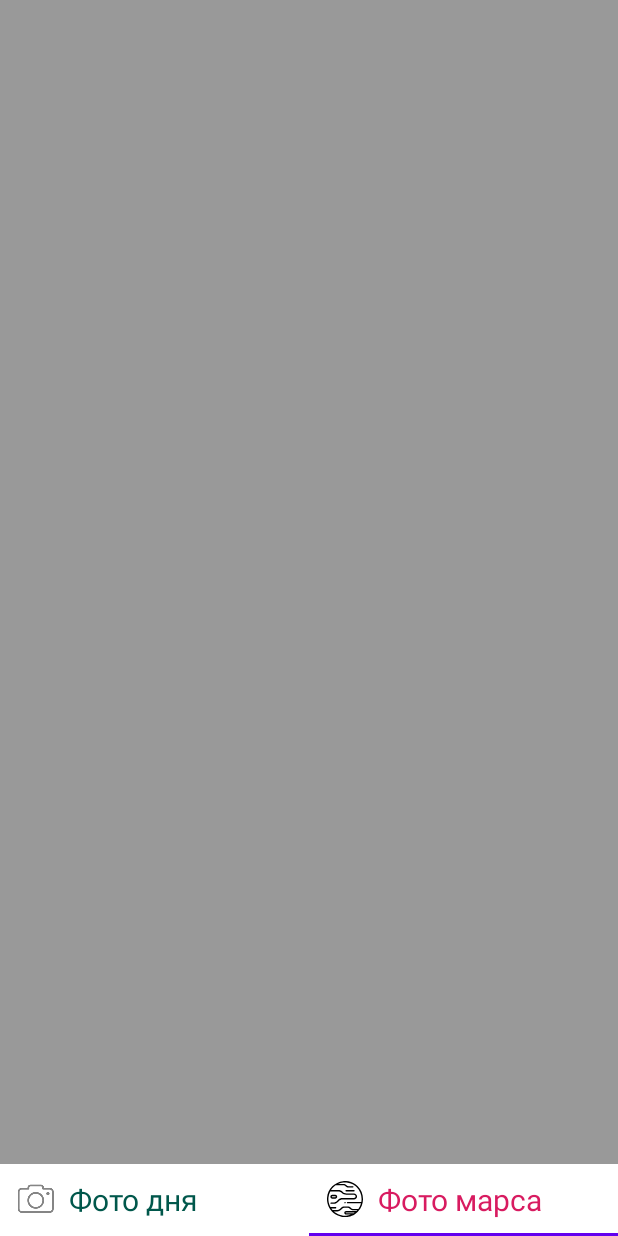
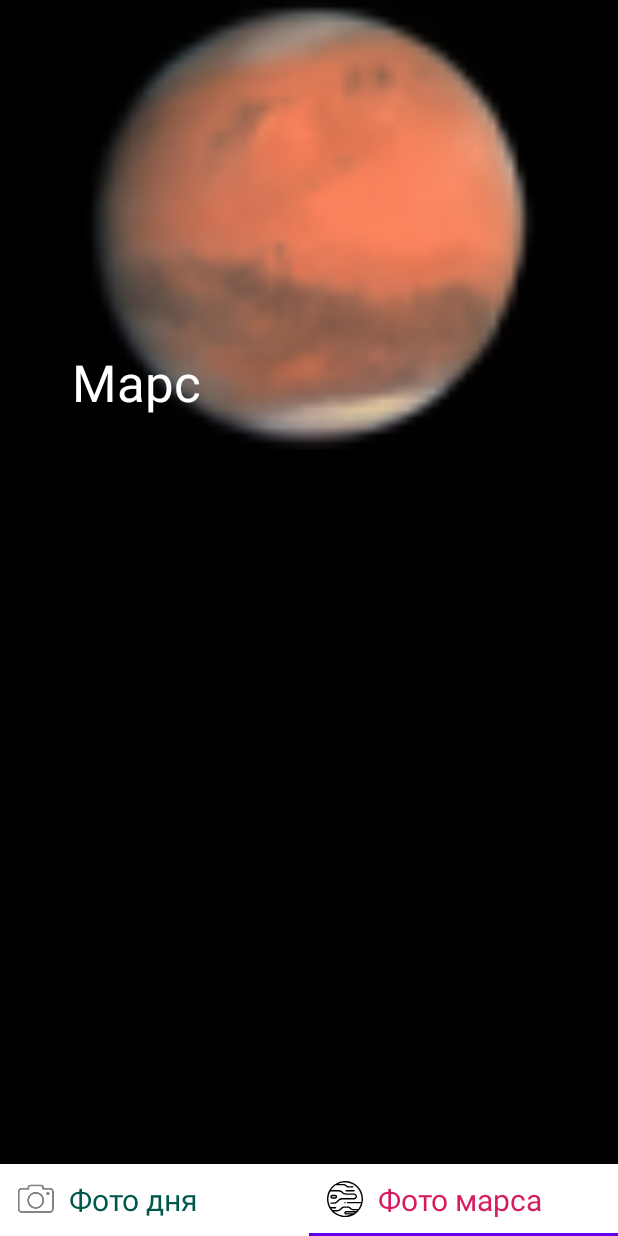
Before and after one commit to BikerIndian/GeekbrainsAndroidMaterialDesign, an Android app: the screen it shows after launch (ApiActivity), item 2 of the bottom bar chosen, on a phone screen of 412 x 824 dp. Run offline under Robolectric (Android 15) with nearby library versions, the phone set to English and light mode, and no system bars; libraries missing offline, so code that uses them is left out: coil.api.load; pictures from the network do not load.

Commit message:
Урок 4. Макеты 1. Примените знания, полученные о ConstraintLayout, в своём проекте. 2. Добавьте CollapsingToolbarLayout на какой-либо экран (или FAB) и добавьте для него анимацию 3. Добавьте анимацию элементов в вашем приложении, где это уместно.

```diff
--- a/app/src/main/AndroidManifest.xml
+++ b/app/src/main/AndroidManifest.xml
@@ -12,7 +12,8 @@
         android:supportsRtl="true"
         android:theme="@style/Theme.PictureOfTheDay">
 
-        <activity android:name=".ui.viewPager.ApiActivity">
+        <activity android:name=".ui.viewPager.ApiActivity"
+            android:windowSoftInputMode="adjustNothing">
             <intent-filter>
                 <action android:name="android.intent.action.MAIN" />
 
--- a/app/src/main/java/net/svishch/android/pictureoftheday/ui/viewPager/DayFragment.kt
+++ b/app/src/main/java/net/svishch/android/pictureoftheday/ui/viewPager/DayFragment.kt
@@ -12,7 +12,7 @@ import androidx.lifecycle.ViewModelProviders
 import coil.api.load
 import com.google.android.material.bottomsheet.BottomSheetBehavior
 import kotlinx.android.synthetic.main.bottom_sheet_layout.*
-import kotlinx.android.synthetic.main.main_fragment.*
+import kotlinx.android.synthetic.main.fragment_main.*
 import net.svishch.android.pictureoftheday.R
 import net.svishch.android.pictureoftheday.apiNasa.apod.DayPhotoData
 import net.svishch.android.pictureoftheday.ui.picture.AppTheme
@@ -35,7 +35,7 @@ class DayFragment : Fragment() {
         inflater: LayoutInflater, container: ViewGroup?,
         savedInstanceState: Bundle?
     ): View {
-        return inflater.inflate(R.layout.main_fragment, container, false)
+        return inflater.inflate(R.layout.fragment_main, container, false)
     }
 
     override fun onViewCreated(view: View, savedInstanceState: Bundle?) {
--- a/app/src/main/java/net/svishch/android/pictureoftheday/ui/viewPager/MarsFragment.kt
+++ b/app/src/main/java/net/svishch/android/pictureoftheday/ui/viewPager/MarsFragment.kt
@@ -9,7 +9,6 @@ import androidx.lifecycle.ViewModelProviders
 import androidx.recyclerview.widget.GridLayoutManager
 import kotlinx.android.synthetic.main.bottom_sheet_layout.*
 import kotlinx.android.synthetic.main.fragment_mars.*
-import kotlinx.android.synthetic.main.main_fragment.*
 import net.svishch.android.outerspace.ui.adapter.MarsPhotosRVAdapter
 import net.svishch.android.pictureoftheday.R
 import net.svishch.android.pictureoftheday.apiNasa.mars.MarsPhotoData
--- a/app/src/main/res/layout/fragment_mars.xml
+++ b/app/src/main/res/layout/fragment_mars.xml
@@ -1,16 +1,56 @@
 <?xml version="1.0" encoding="utf-8"?>
-<LinearLayout xmlns:android="http://schemas.android.com/apk/res/android"
+<androidx.coordinatorlayout.widget.CoordinatorLayout
+    xmlns:android="http://schemas.android.com/apk/res/android"
+    xmlns:app="http://schemas.android.com/apk/res-auto"
+    xmlns:tools="http://schemas.android.com/tools"
     android:layout_width="match_parent"
-    android:layout_height="match_parent"
-    android:orientation="vertical">
+    android:layout_height="match_parent">
+
+    <com.google.android.material.appbar.AppBarLayout
+        android:id="@+id/main.appbar"
+        android:layout_width="match_parent"
+        android:layout_height="300dp"
+        android:theme="@style/ThemeOverlay.AppCompat.Dark.ActionBar"
+        >
+
+        <com.google.android.material.appbar.CollapsingToolbarLayout
+            android:id="@+id/mars.collapsing"
+            android:layout_width="match_parent"
+            android:layout_height="match_parent"
+            app:layout_scrollFlags="scroll|exitUntilCollapsed"
+            app:contentScrim="?attr/colorPrimary"
+            app:expandedTitleMarginStart="48dp"
+            app:expandedTitleMarginEnd="64dp"
+            app:title="@string/mars"
+            >
+
+            <ImageView
+                android:id="@+id/img_mars"
+                android:layout_width="match_parent"
+                android:layout_height="match_parent"
+                android:scaleType="centerCrop"
+                android:src="@mipmap/ic_img_mars"
+                android:background="@color/black"
+                app:layout_collapseMode="parallax"
+                tools:ignore="ContentDescription" />
+
+            <androidx.appcompat.widget.Toolbar
+                android:id="@+id/mars.toolbar"
+                android:layout_width="match_parent"
+                android:layout_height="?attr/actionBarSize"
+                app:layout_collapseMode="pin"
+                app:title="Mars" />
+        </com.google.android.material.appbar.CollapsingToolbarLayout>
+    </com.google.android.material.appbar.AppBarLayout>
+
 
     <androidx.recyclerview.widget.RecyclerView
         android:id="@+id/rv_mars_photos"
         android:layout_width="match_parent"
         android:layout_height="match_parent"
-        android:background="@color/color_gray"
+        android:background="@color/black"
+        app:layout_behavior="@string/appbar_scrolling_view_behavior"
         android:paddingTop="16dp"
         android:clipToPadding="false"
         android:paddingBottom="16dp" />
-
-</LinearLayout>
+</androidx.coordinatorlayout.widget.CoordinatorLayout>
--- a/app/src/main/res/values/strings.xml
+++ b/app/src/main/res/values/strings.xml
@@ -8,4 +8,5 @@
     <string name="search">Search</string>
     <string name="day_photo">Фото дня</string>
     <string name="mars_photo">Фото марса</string>
+    <string name="mars">Марс</string>
 </resources>
```
Also changed, not shown: app/build.gradle (+4 -4 lines), app/src/main/res/layout/fragment_main.xml (renamed from app/src/main/res/layout/main_fragment.xml, +25 -6 lines), app/src/main/res/layout/fragment_main_start.xml (added, +84 -0 lines), app/src/main/res/values/stile_layout_components.xml (+4 -3 lines), app/src/main/res/xml/motion_scene.xml (added, +11 -0 lines), app/src/main/res/mipmap-hdpi/ic_img_mars.png (added), app/src/main/res/mipmap-mdpi/ic_img_mars.png (added), app/src/main/res/mipmap-xhdpi/ic_img_mars.png (added), app/src/main/res/mipmap-xxhdpi/ic_img_mars.png (added), app/src/main/res/mipmap-xxxhdpi/ic_img_mars.png (added).
